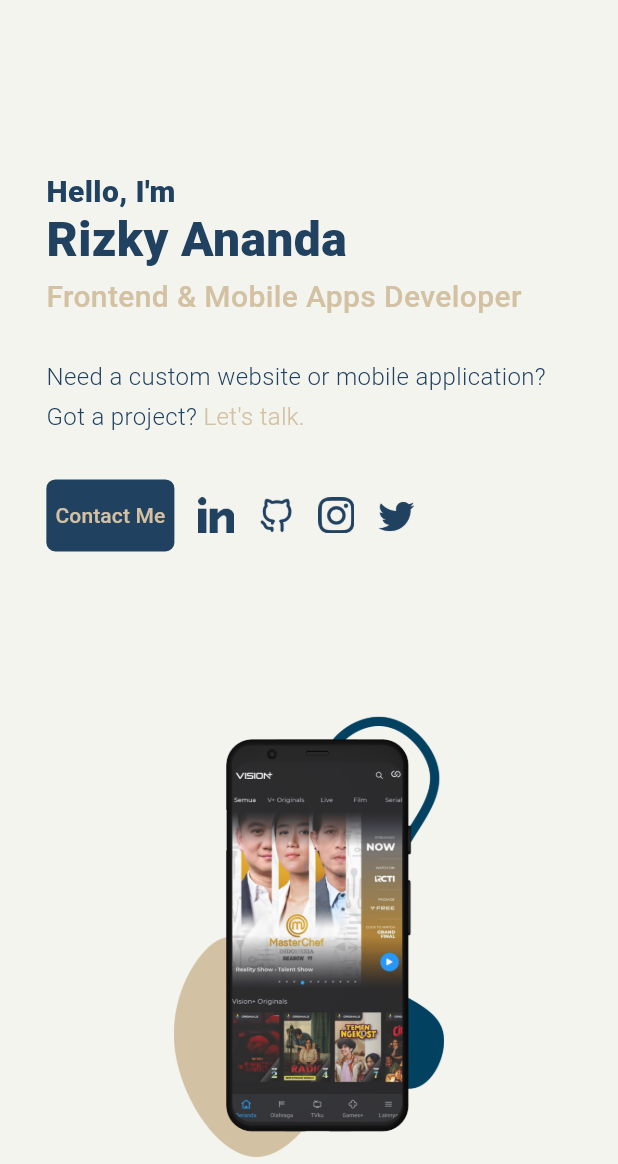
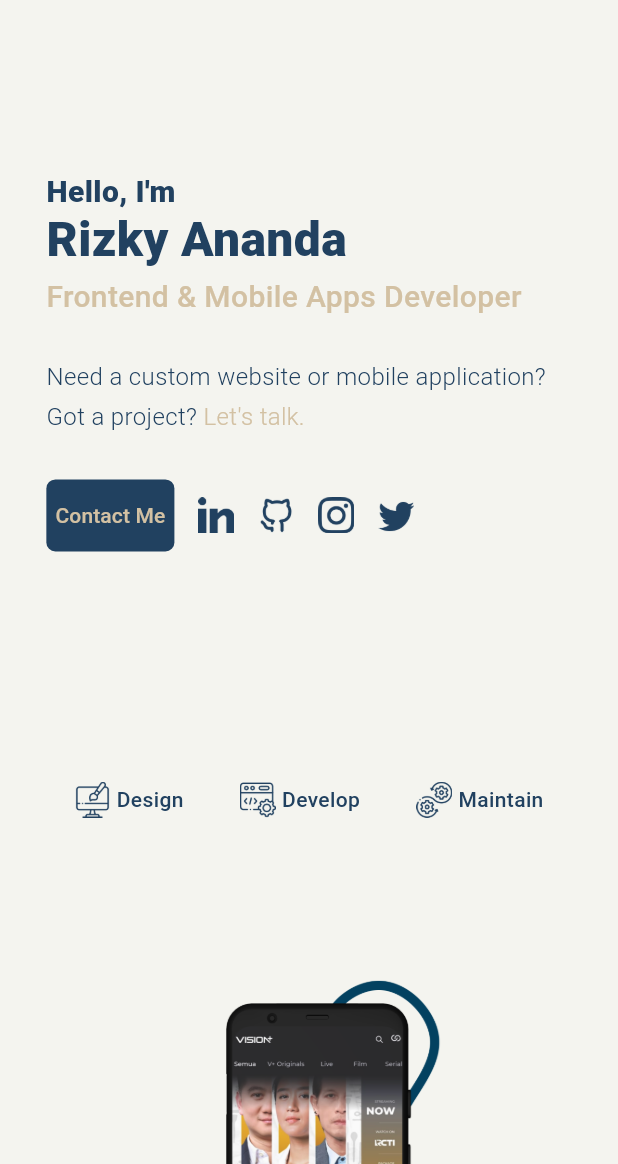
Before and after one commit to ekyrizky/ekyrizky-web-portfolio, a Flutter app: the screen it shows after launch, on a phone screen of 412 x 824 dp, the part 72-1236 px from its top. Run offline on Flutter 3.47's test engine with Material 3 defaults, Android fonts, the phone set to English and light mode, and no system bars; our stand-ins replace get, google_fonts; missing offline and left inert: dart:html; Roboto replaces fonts that are missing (Farro).

Commit message:
add development process

```diff
--- /dev/null
+++ b/lib/components/skills/develop_process.dart
@@ -0,0 +1,39 @@
+import 'package:ekyrizky_portfolio/components/skills/process_item.dart';
+import 'package:ekyrizky_portfolio/utils/screen_helper.dart';
+import 'package:flutter/material.dart';
+
+class DevelopProcess extends StatelessWidget {
+  const DevelopProcess({super.key});
+
+  @override
+  Widget build(BuildContext context) {
+    double padding = MediaQuery.of(context).size.width /
+        2 *
+        ScreenHelper.getPadding(context);
+    return Padding(
+      padding: EdgeInsets.only(
+        right: padding,
+        left: padding,
+        top: 52,
+        bottom: 100,
+      ),
+      child: const Row(
+        mainAxisAlignment: MainAxisAlignment.spaceAround,
+        children: [
+          ProcessItem(
+            assets: 'assets/ic_design.png',
+            title: 'Design',
+          ),
+          ProcessItem(
+            assets: 'assets/ic_develop.png',
+            title: 'Develop',
+          ),
+          ProcessItem(
+            assets: 'assets/ic_maintain.png',
+            title: 'Maintain',
+          ),
+        ],
+      ),
+    );
+  }
+}
--- /dev/null
+++ b/lib/components/skills/process_item.dart
@@ -0,0 +1,40 @@
+import 'package:ekyrizky_portfolio/utils/constants.dart';
+import 'package:ekyrizky_portfolio/utils/screen_helper.dart';
+import 'package:flutter/material.dart';
+
+class ProcessItem extends StatelessWidget {
+  final String assets;
+  final String title;
+  const ProcessItem({
+    required this.assets,
+    required this.title,
+    Key? key,
+  }) : super(key: key);
+
+  @override
+  Widget build(BuildContext context) {
+    final double iconSize = ScreenHelper.isMobile(context) ? 24 : 30;
+    final double padding = ScreenHelper.isMobile(context) ? 4 : 16;
+    final double textSize = ScreenHelper.isMobile(context) ? 14 : 18;
+
+    return Row(
+      children: [
+        Image.asset(
+          assets,
+          width: iconSize,
+          height: iconSize,
+          fit: BoxFit.cover,
+        ),
+        SizedBox(width: padding),
+        Text(
+          title,
+          style: TextStyle(
+            color: kPrimaryColor,
+            fontSize: textSize,
+            fontWeight: FontWeight.w500,
+          ),
+        ),
+      ],
+    );
+  }
+}
--- a/lib/pages/home_page.dart
+++ b/lib/pages/home_page.dart
@@ -3,6 +3,7 @@ import 'package:ekyrizky_portfolio/components/header/header.dart';
 import 'package:ekyrizky_portfolio/components/header/header_items.dart';
 import 'package:ekyrizky_portfolio/components/hero/hero.dart';
 import 'package:ekyrizky_portfolio/components/portfolio/portfolio.dart';
+import 'package:ekyrizky_portfolio/components/skills/develop_process.dart';
 import 'package:ekyrizky_portfolio/components/skills/skills_icons.dart';
 import 'package:ekyrizky_portfolio/utils/constants.dart';
 import 'package:ekyrizky_portfolio/utils/globals.dart';
@@ -34,6 +35,7 @@ class HomePage extends StatelessWidget {
           children: [
             Header(),
             HeroSection(),
+            DevelopProcess(),
             Portfolio(),
             SkillIcons(),
             Footer(),
```
Also changed, not shown: assets/ic_design.png (added), assets/ic_develop.png (added), assets/ic_maintain.png (added).
